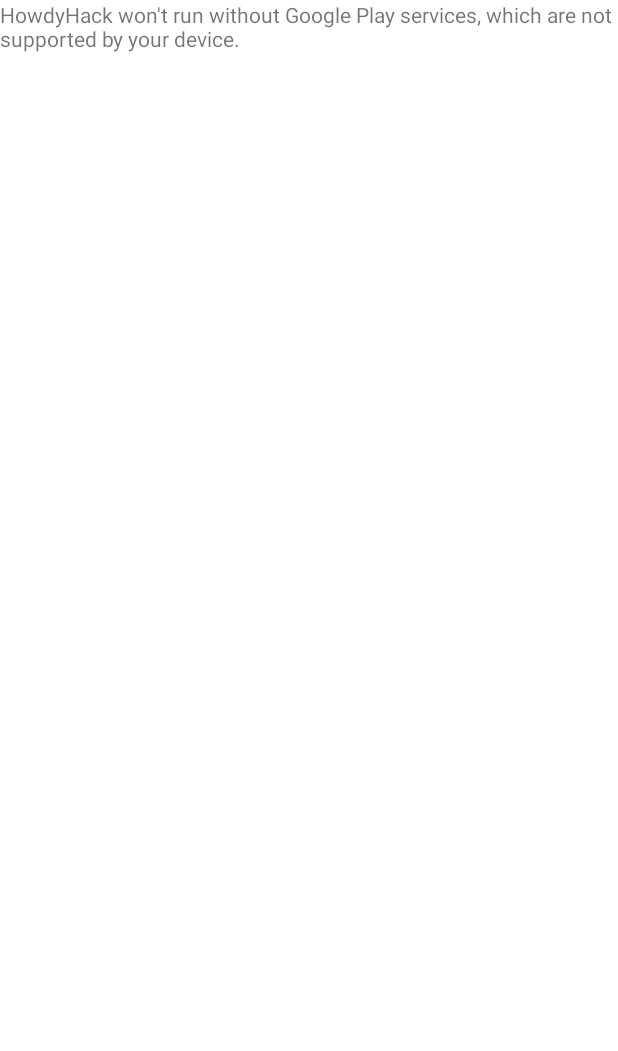
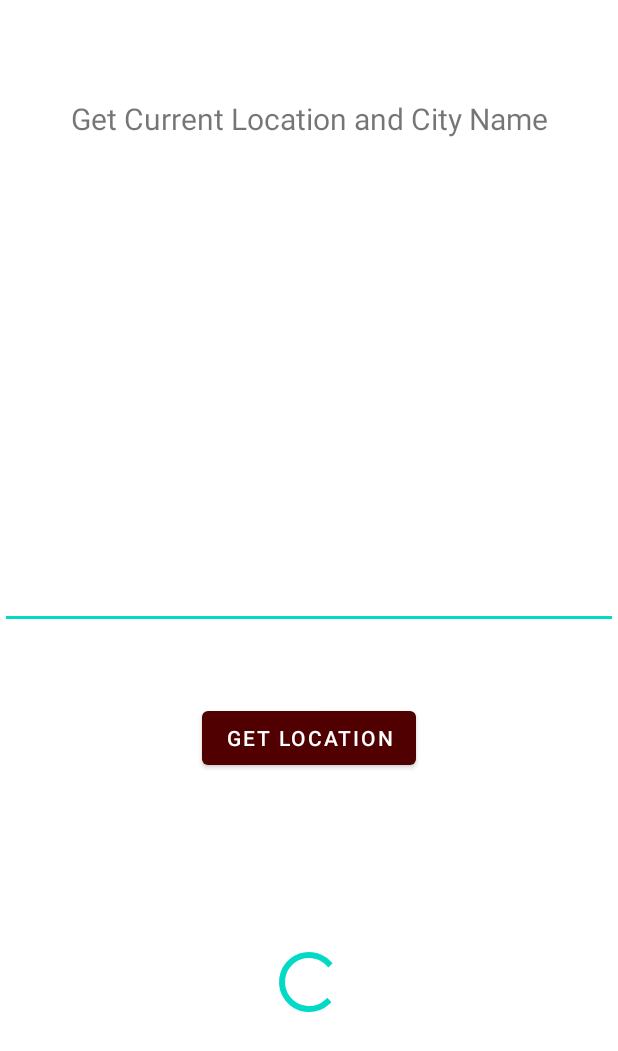
Before and after one commit to ConnorB26/GeoGenre, an Android app: the MainActivity screen opened directly, with no data from a screen before it, on a phone screen of 412 x 824 dp. Shown: the top 1051 px of the screen. Run offline under Robolectric (Android 15) with nearby library versions, the phone set to English and light mode, and no system bars; libraries missing offline, so code that uses them is left out: com.spotify.android, com.spotify.protocol, com.spotify.sdk; 2 statements that could not run were skipped.

Commit message:
Location_works

```diff
--- a/app/build.gradle
+++ b/app/build.gradle
@@ -35,4 +35,8 @@ dependencies {
     testImplementation 'junit:junit:4.+'
     androidTestImplementation 'androidx.test.ext:junit:1.1.2'
     androidTestImplementation 'androidx.test.espresso:espresso-core:3.3.0'
+
+    implementation files('../libs/spotify-app-remote-release-0.7.2.aar')
+    implementation "com.google.code.gson:gson:2.8.7"
+    implementation"com.spotify.android:auth:1.2.5"
 }
--- a/app/src/main/AndroidManifest.xml
+++ b/app/src/main/AndroidManifest.xml
@@ -33,7 +33,9 @@
         android:label="@string/app_name">
         <activity
             android:name=".GetCurrentLocation"
+            android:exported="true">
             android:label="@string/app_name">
+
             <intent-filter>
                 <action android:name="android.intent.action.MAIN" />
                 <category android:name="android.intent.category.LAUNCHER" />
--- a/app/src/main/java/com/whitericecurry/howdyhack/GetCurrentLocation.java
+++ b/app/src/main/java/com/whitericecurry/howdyhack/GetCurrentLocation.java
@@ -27,7 +27,7 @@ import android.widget.EditText;
 import android.widget.ProgressBar;
 import android.widget.Toast;
 
-public class GetCurrentLocation extends Activity
+public class GetCurrentLocation extends MainActivity
         implements OnClickListener {
 
     private LocationManager locationMangaer=null;
--- a/app/src/main/res/layout/activity_main.xml
+++ b/app/src/main/res/layout/activity_main.xml
@@ -1,4 +1,51 @@
 <?xml version="1.0" encoding="utf-8"?>
+<LinearLayout
+    xmlns:android="http://schemas.android.com/apk/res/android"
+    android:orientation="vertical"
+    android:layout_width="fill_parent"
+    android:layout_height="fill_parent"
+    android:weightSum="1">
+    <TextView
+        android:layout_width="fill_parent"
+        android:layout_height="wrap_content"
+        android:text="Get Current Location and City Name"
+        android:layout_weight="0.20"
+        android:gravity="center"
+        android:textSize="20sp" />
+    <EditText
+        android:layout_width="match_parent"
+        android:layout_height="wrap_content"
+        android:layout_weight="0.33"
+        android:id="@+id/editTextLocation"
+        android:editable="false">
+        <requestFocus></requestFocus>
+    </EditText>
+    <LinearLayout
+        android:id="@+id/layButtonH"
+        android:layout_height="wrap_content"
+        android:layout_width="fill_parent"
+        android:gravity="center"
+        android:layout_weight="0.15">
+        <Button
+            android:layout_width="wrap_content"
+            android:layout_height="wrap_content"
+            android:text="Get Location"
+            android:id="@+id/btnLocation"></Button>
+    </LinearLayout>
+    <LinearLayout
+        android:id="@+id/layloadingH"
+        android:layout_height="wrap_content"
+        android:layout_weight="0.20"
+        android:layout_width="fill_parent"
+        android:gravity="center">
+        <ProgressBar
+            android:layout_width="wrap_content"
+            android:id="@+id/progressBar1"
+            android:layout_height="wrap_content"></ProgressBar>
+    </LinearLayout>
+</LinearLayout>
+
+<!--<?xml version="1.0" encoding="utf-8"?>
 <fragment xmlns:android="http://schemas.android.com/apk/res/android"
     xmlns:map="http://schemas.android.com/apk/res-auto"
     xmlns:tools="http://schemas.android.com/tools"
@@ -6,7 +53,7 @@
     android:name="com.google.android.gms.maps.SupportMapFragment"
     android:layout_width="match_parent"
     android:layout_height="match_parent"
-    tools:context=".MainActivity" />
+    tools:context=".MainActivity" />-->
 
 <!--<?xml version="1.0" encoding="utf-8"?>-->
 <!--<androidx.constraintlayout.widget.ConstraintLayout xmlns:android="http://schemas.android.com/apk/res/android"
--- a/app/src/main/res/values/colors.xml
+++ b/app/src/main/res/values/colors.xml
@@ -8,5 +8,5 @@
     <color name="black">#FF000000</color>
     <color name="white">#FFFFFFFF</color>
     <color name="maroon">#500000</color>
-    <color name="barf_green">#5b6236</color>
+    <color name="green_complement">#5b6236</color>
 </resources>
```
